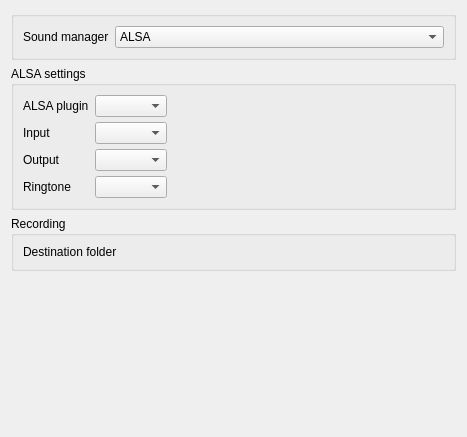
The window that src/conf/dlgaudiobase.ui (KDE/ring-kde) describes before a commit, drawn with Qt 5.
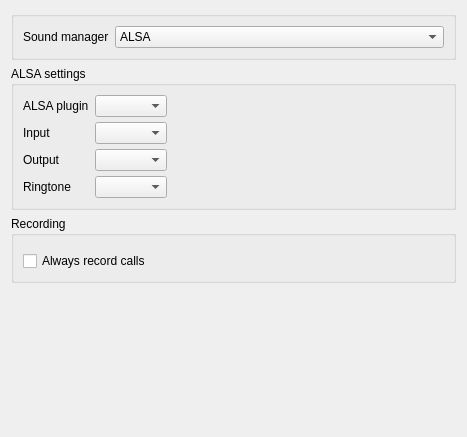
The same window after the commit. Custom widgets are drawn as their Qt base class.

Commit message: [ #14147 ] Minimum call height set the right value again

```diff
--- a/src/conf/dlgaudiobase.ui
+++ b/src/conf/dlgaudiobase.ui
@@ -192,24 +192,24 @@
      <property name="title">
       <string>Recording</string>
      </property>
-     <layout class="QHBoxLayout" name="horizontalLayout">
-      <item>
-       <widget class="QLabel" name="label_destinationFolderd">
-        <property name="text">
-         <string>Destination folder</string>
-        </property>
-        <property name="buddy">
-         <cstring>KUrlRequester_destinationFolder</cstring>
-        </property>
-       </widget>
-      </item>
-      <item>
+     <layout class="QGridLayout" name="gridLayout">
+      <item row="0" column="1">
        <widget class="KUrlRequester" name="KUrlRequester_destinationFolder">
         <property name="sizePolicy">
          <sizepolicy hsizetype="Preferred" vsizetype="Preferred">
           <horstretch>0</horstretch>
           <verstretch>0</verstretch>
          </sizepolicy>
+        </property>
+        <property name="clickMessage">
+         <string>Destination folder</string>
+        </property>
+       </widget>
+      </item>
+      <item row="1" column="0" colspan="2">
+       <widget class="QCheckBox" name="m_pAlwaysRecordCK">
+        <property name="text">
+         <string>Always record calls</string>
         </property>
        </widget>
       </item>
```
The commit also changes 8 other files.
